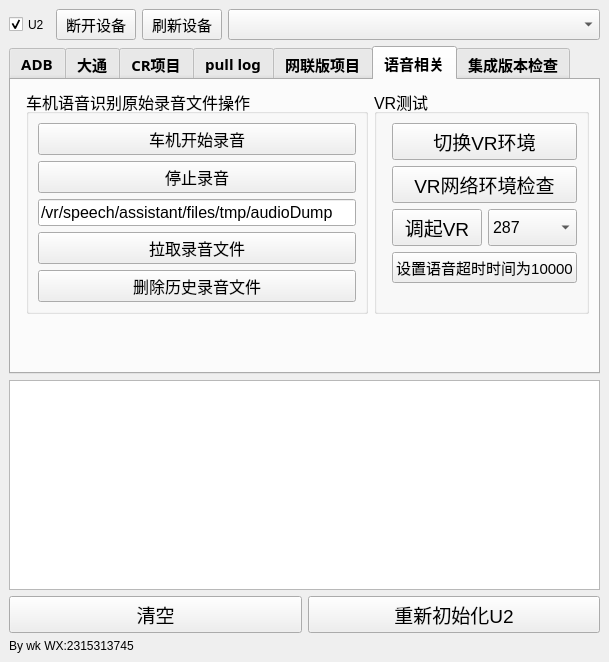
The window that adbtool.ui (wangke956/ADBTools) describes before a commit, drawn with Qt 5.
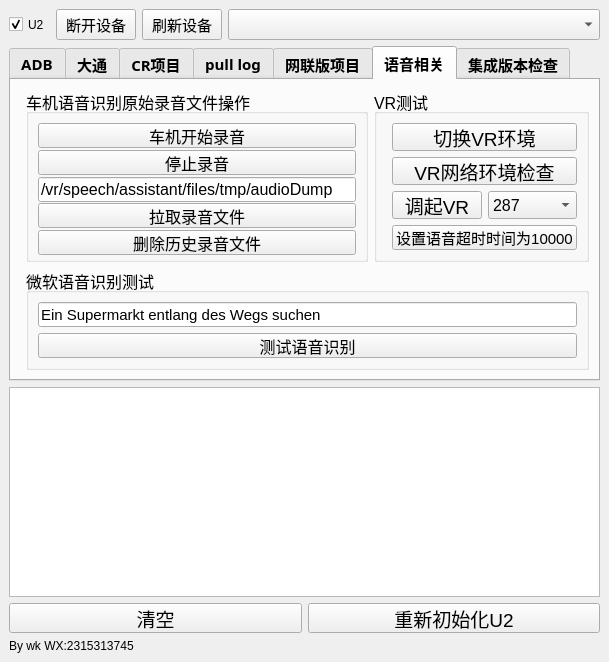
The same window after the commit. The open tabs and pages were chosen to show the change.

Commit message: 1.增加微软语音NLU测试功能

The edit to the form file:
```diff
--- a/adbtool.ui
+++ b/adbtool.ui
@@ -1710,6 +1710,72 @@
               </layout>
              </widget>
             </item>
+            <item row="1" column="0" colspan="2">
+             <widget class="QGroupBox" name="groupBox_asr_test">
+              <property name="font">
+               <font>
+                <pointsize>12</pointsize>
+               </font>
+              </property>
+              <property name="title">
+               <string>微软语音识别测试</string>
+              </property>
+              <layout class="QVBoxLayout" name="verticalLayout_asr_test">
+               <item>
+                <widget class="QLineEdit" name="asr_test_text_input">
+                 <property name="sizePolicy">
+                  <sizepolicy hsizetype="Expanding" vsizetype="Minimum">
+                   <horstretch>0</horstretch>
+                   <verstretch>0</verstretch>
+                  </sizepolicy>
+                 </property>
+                 <property name="minimumSize">
+                  <size>
+                   <width>0</width>
+                   <height>25</height>
+                  </size>
+                 </property>
+                 <property name="font">
+                  <font>
+                   <pointsize>11</pointsize>
+                  </font>
+                 </property>
+                 <property name="text">
+                  <string>Ein Supermarkt entlang des Wegs suchen</string>
+                 </property>
+                 <property name="placeholderText">
+                  <string>请输入语音识别测试文本，例如：Ein Supermarkt entlang des Wegs suchen</string>
+                 </property>
+                </widget>
+               </item>
+               <item>
+                <widget class="QPushButton" name="voice_asr_test_button">
+                 <property name="sizePolicy">
+                  <sizepolicy hsizetype="Minimum" vsizetype="Minimum">
+                   <horstretch>0</horstretch>
+                   <verstretch>0</verstretch>
+                  </sizepolicy>
+                 </property>
+                 <property name="minimumSize">
+                  <size>
+                   <width>50</width>
+                   <height>25</height>
+                  </size>
+                 </property>
+                 <property name="font">
+                  <font>
+                   <family>Agency FB</family>
+                   <pointsize>12</pointsize>
+                  </font>
+                 </property>
+                 <property name="text">
+                  <string>测试语音识别</string>
+                 </property>
+                </widget>
+               </item>
+              </layout>
+             </widget>
+            </item>
            </layout>
           </item>
          </layout>
```
The commit also changes 2 other files.
